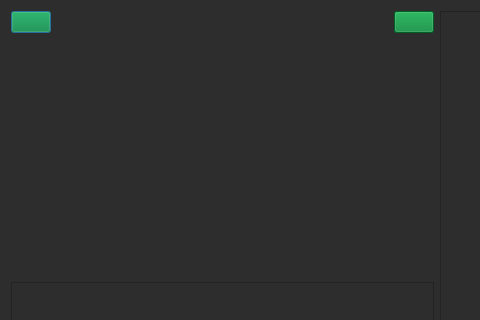
Qt form desu_chaptersUI.ui (brandonzorn/Nlight) before a commit; both pictures show x 0 to 480 and y 0 to 320 of the 873 by 530 pixel window.
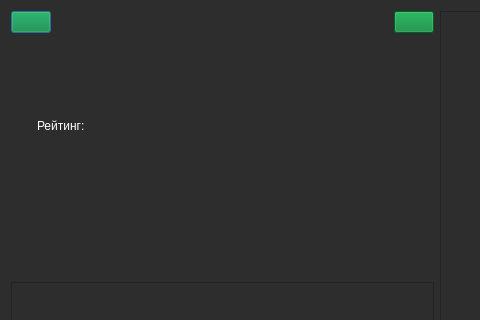
The same form after that commit.

Patch:
```diff
--- a/desu_chaptersUI.ui
+++ b/desu_chaptersUI.ui
@@ -304,6 +304,26 @@
              </property>
             </widget>
            </item>
+           <item>
+            <spacer name="verticalSpacer">
+             <property name="orientation">
+              <enum>Qt::Vertical</enum>
+             </property>
+             <property name="sizeHint" stdset="0">
+              <size>
+               <width>20</width>
+               <height>40</height>
+              </size>
+             </property>
+            </spacer>
+           </item>
+           <item>
+            <widget class="QLabel" name="rate">
+             <property name="text">
+              <string>Рейтинг:</string>
+             </property>
+            </widget>
+           </item>
            <item>
             <layout class="QHBoxLayout" name="horizontalLayout_2">
              <item>
@@ -405,19 +425,6 @@
              </item>
             </layout>
            </item>
-           <item>
-            <spacer name="verticalSpacer">
-             <property name="orientation">
-              <enum>Qt::Vertical</enum>
-             </property>
-             <property name="sizeHint" stdset="0">
-              <size>
-               <width>20</width>
-               <height>40</height>
-              </size>
-             </property>
-            </spacer>
-           </item>
           </layout>
          </item>
         </layout>
```
